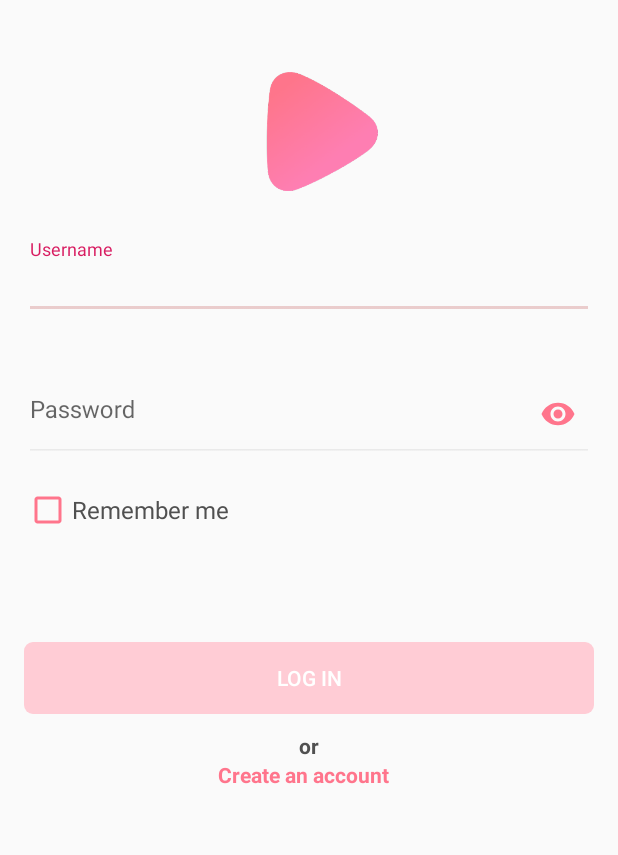
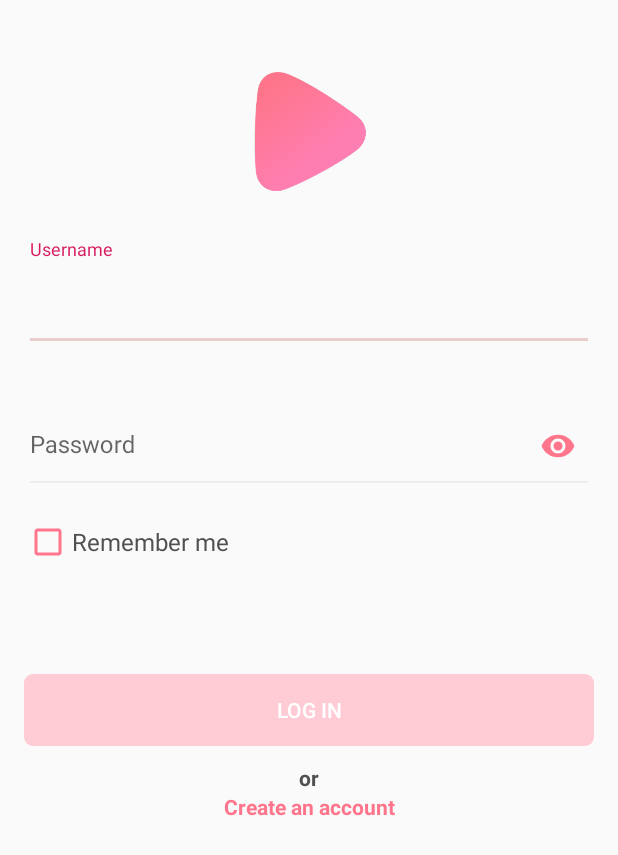
Before and after one commit to pex-1/infinum-academy-android, an Android app: the screen it shows after launch (LoginActivity), after a tap on an icon or button, on a phone screen of 412 x 824 dp. Shown: the top 855 px of the screen. Run offline under Robolectric (Android 15) with nearby library versions, the phone set to English and light mode, and no system bars.

Commit message:
zadaca 9. bez konflikata

```diff
--- a/app/src/main/java/infinum/academy2019/shows_danijel_pecek/data/repository/Repository.kt
+++ b/app/src/main/java/infinum/academy2019/shows_danijel_pecek/data/repository/Repository.kt
@@ -25,7 +25,6 @@ object Repository {
 
 
     private val shows = MutableLiveData<List<ShowModel>>()
-
     fun liveData() : LiveData<List<ShowModel>> = shows
 
     private val episodesProgressBar = MutableLiveData<Boolean>()
@@ -66,7 +65,6 @@ object Repository {
         })
     }
 
-
     fun getShowsFromApi() {
         apiService?.getShows()?.enqueue(object : Callback<ShowResponse> {
 
@@ -103,7 +101,6 @@ object Repository {
 
     fun getShowDetails(id: String) {
         apiService?.getShowDetails(id)?.enqueue(object : Callback<ShowDetailsResponse> {
-
             override fun onResponse(call: Call<ShowDetailsResponse>, response: Response<ShowDetailsResponse>) {
                 if (response.isSuccessful && response.body() != null) {
                     loadingShowDetails = true
--- a/app/src/main/java/infinum/academy2019/shows_danijel_pecek/ui/login/LoginActivity.kt
+++ b/app/src/main/java/infinum/academy2019/shows_danijel_pecek/ui/login/LoginActivity.kt
@@ -8,6 +8,7 @@ import android.os.Bundle
 import android.text.Editable
 import android.text.TextWatcher
 import android.view.View
+import android.widget.EditText
 import android.widget.Toast
 import androidx.lifecycle.Observer
 import androidx.lifecycle.ViewModelProviders
@@ -18,6 +19,7 @@ import infinum.academy2019.shows_danijel_pecek.data.repository.Repository
 import infinum.academy2019.shows_danijel_pecek.ui.FragmentContainerActivity
 import infinum.academy2019.shows_danijel_pecek.ui.register.RegisterActivity
 import infinum.academy2019.shows_danijel_pecek.ui.shared.LoginRegisterViewModel
+import infinum.academy2019.shows_danijel_pecek.ui.shared.onTextChange
 import infinum.academy2019.shows_danijel_pecek.ui.welcome.WelcomeActivity
 import kotlinx.android.synthetic.main.activity_login.*
 import kotlinx.android.synthetic.main.activity_login.usernameInputLayout
@@ -66,23 +68,14 @@ class LoginActivity : AppCompatActivity() {
         usernameEditText.setText(viewModel.loginEmail)
         passwordEditText.setText(viewModel.loginPassword)
 
-        val textWatcher: TextWatcher = object : TextWatcher {
-            override fun afterTextChanged(p0: Editable?) {}
 
-            override fun beforeTextChanged(p0: CharSequence?, p1: Int, p2: Int, p3: Int) {}
+        usernameEditText.onTextChange {
+            textChangeValidation()
+        }
+        passwordEditText.onTextChange {
+            textChangeValidation()
+        }
 
-            override fun onTextChanged(p0: CharSequence?, p1: Int, p2: Int, p3: Int) {
-                with(viewModel){
-                    loginEmail = usernameEditText.text.toString().trim()
-                    loginPassword = passwordEditText.text.toString().trim()
-
-                    logInButton.isEnabled = loginEmail.isNotEmpty() && loginPassword.isNotEmpty() && loginPassword.length > 7 && emailValid(loginEmail)
-                }
-
-            }
-        }
-        usernameEditText.addTextChangedListener(textWatcher)
-        passwordEditText.addTextChangedListener(textWatcher)
 
         registerTextView.setOnClickListener {
             startActivity(RegisterActivity.newInstance(this))
@@ -94,6 +87,19 @@ class LoginActivity : AppCompatActivity() {
         }
     }
 
+    private fun textChangeValidation() {
+        with(viewModel) {
+            loginEmail = usernameEditText.text.toString().trim()
+            loginPassword = passwordEditText.text.toString().trim()
+
+            logInButton.isEnabled =
+                loginEmail.isNotEmpty() && loginPassword.isNotEmpty() && loginPassword.length > 5 && emailValid(
+                    loginEmail
+                )
+        }
+    }
+
+
     fun emailValid(email: String): Boolean {
         if (!android.util.Patterns.EMAIL_ADDRESS.matcher(email).matches()) {
             usernameInputLayout.error = WARNING
--- /dev/null
+++ b/app/src/main/java/infinum/academy2019/shows_danijel_pecek/ui/shared/EditText.kt
@@ -0,0 +1,18 @@
+package infinum.academy2019.shows_danijel_pecek.ui.shared
+
+import android.text.Editable
+import android.text.TextWatcher
+import android.widget.EditText
+
+fun EditText.onTextChange(onTextChange: (String) -> Unit) {
+    addTextChangedListener(object : TextWatcher {
+        override fun afterTextChanged(s: Editable?) {}
+
+        override fun beforeTextChanged(s: CharSequence?, start: Int, count: Int, after: Int) {}
+
+        override fun onTextChanged(s: CharSequence?, start: Int, before: Int, count: Int) {
+            onTextChange(text.toString().trim())
+        }
+
+    })
+}
--- a/app/src/main/java/infinum/academy2019/shows_danijel_pecek/ui/splash/SplashActivity.kt
+++ b/app/src/main/java/infinum/academy2019/shows_danijel_pecek/ui/splash/SplashActivity.kt
@@ -14,13 +14,19 @@ import infinum.academy2019.shows_danijel_pecek.ui.login.LoginActivity.Companion.
 import kotlinx.android.synthetic.main.activity_splash.*
 
 class SplashActivity : AppCompatActivity() {
+    var cancelNavigation = false
+
+    override fun onPause() {
+        super.onPause()
+        cancelNavigation = true
+    }
 
     override fun onCreate(savedInstanceState: Bundle?) {
         super.onCreate(savedInstanceState)
         setContentView(R.layout.activity_splash)
+        cancelNavigation = false
 
         val sharedPreferences = getPreferences(Context.MODE_PRIVATE)
-
 
 
             iconAnimation.doOnLayout {
@@ -36,17 +42,27 @@ class SplashActivity : AppCompatActivity() {
                     .setInterpolator(OvershootInterpolator())
                     .setStartDelay(1300)
                     .setDuration(500)
+                    .withEndAction {
+                        Handler().postDelayed({
+                            if(!cancelNavigation){
+                                if (sharedPreferences.getBoolean(SKIP_LOGIN, false)) {
+                                    startActivity(FragmentContainerActivity.newInstance(this))
+                                    finish()
+                                } else {
+                                    startActivity(LoginActivity.newInstance(this))
+                                }
+                            }
+
+                        }, 2000)
+                    }
                     .start()
             }
 
-        Handler().postDelayed({
-            if (sharedPreferences.getBoolean(SKIP_LOGIN, false)) {
-                startActivity(FragmentContainerActivity.newInstance(this))
-                finish()
-            } else {
-                startActivity(LoginActivity.newInstance(this))
-            }
-        }, 3800)
+    }
+
+    override fun onBackPressed() {
+        super.onBackPressed()
+
     }
 
 
--- /dev/null
+++ b/app/src/main/res/drawable/ic_power.xml
@@ -0,0 +1,5 @@
+<vector android:height="24dp" android:tint="#505050"
+    android:viewportHeight="24.0" android:viewportWidth="24.0"
+    android:width="24dp" xmlns:android="http://schemas.android.com/apk/res/android">
+    <path android:fillColor="#FF000000" android:pathData="M13,3h-2v10h2L13,3zM17.83,5.17l-1.42,1.42C17.99,7.86 19,9.81 19,12c0,3.87 -3.13,7 -7,7s-7,-3.13 -7,-7c0,-2.19 1.01,-4.14 2.58,-5.42L6.17,5.17C4.23,6.82 3,9.26 3,12c0,4.97 4.03,9 9,9s9,-4.03 9,-9c0,-2.74 -1.23,-5.18 -3.17,-6.83z"/>
+</vector>
--- a/app/src/main/res/layout/activity_login.xml
+++ b/app/src/main/res/layout/activity_login.xml
@@ -6,23 +6,24 @@
     android:layout_height="match_parent"
     tools:context=".ui.login.LoginActivity">
 
-    <ProgressBar
+
+    <androidx.cardview.widget.CardView
         android:id="@+id/loginProgressBar"
-        android:layout_width="wrap_content"
-        android:layout_height="wrap_content"
-        android:visibility="gone"
-        app:layout_constraintBottom_toBottomOf="parent"
-        app:layout_constraintLeft_toLeftOf="parent"
-        app:layout_constraintRight_toRightOf="parent"
-        app:layout_constraintTop_toTopOf="parent" />
+        style="@style/cardViewLoading"
+        tools:ignore="MissingConstraints">
+
+        <infinum.academy2019.shows_danijel_pecek.ProgressBarView
+            android:layout_width="@dimen/progress_bar_size"
+            android:layout_height="@dimen/progress_bar_size"
+            android:layout_gravity="center" />
+    </androidx.cardview.widget.CardView>
+
 
     <androidx.appcompat.widget.AppCompatImageView
         android:id="@+id/appCompatImageView"
-        android:layout_width="80dp"
-        android:layout_height="80dp"
-        android:layout_marginStart="148dp"
-        android:layout_marginTop="48dp"
-        android:layout_marginEnd="132dp"
+        android:layout_width="@dimen/logo_size"
+        android:layout_height="@dimen/logo_size"
+        android:layout_marginTop="@dimen/login_logo_margin_top"
         android:src="@drawable/ic_logo_mark"
         app:layout_constraintEnd_toEndOf="parent"
         app:layout_constraintRight_toRightOf="parent"
@@ -34,11 +35,10 @@
         android:id="@+id/usernameInputLayout"
         android:layout_width="match_parent"
         android:layout_height="wrap_content"
-        android:layout_marginStart="16dp"
-        android:layout_marginTop="31dp"
-        android:layout_marginEnd="16dp"
+        android:layout_marginStart="@dimen/spacing_1x"
+        android:layout_marginTop="@dimen/login_user_input_margin_top"
+        android:layout_marginEnd="@dimen/spacing_1x"
         app:errorEnabled="true"
-
         app:errorTextAppearance="@style/warning_style"
         app:layout_constraintEnd_toEndOf="parent"
         app:layout_constraintStart_toStartOf="parent"
@@ -47,9 +47,9 @@
         <com.google.android.material.textfield.TextInputEditText
             android:id="@+id/usernameEditText"
             android:layout_width="match_parent"
-            android:layout_height="wrap_content"
+            android:layout_height="@dimen/text_input_height"
             android:hint="@string/username"
-            android:textSize="16sp"
+            android:textSize="@dimen/text_input_size"
             android:theme="@style/EditTextTheme" />
 
     </com.google.android.material.textfield.TextInputLayout>
@@ -59,8 +59,8 @@
         android:id="@+id/passwordInputLayout"
         android:layout_width="match_parent"
         android:layout_height="wrap_content"
-        android:layout_marginStart="@dimen/text_input_horizontal_margin"
-        android:layout_marginEnd="@dimen/text_input_horizontal_margin"
+        android:layout_marginStart="@dimen/spacing_1x"
+        android:layout_marginEnd="@dimen/spacing_1x"
         android:hint="@string/password"
         app:layout_constraintEnd_toEndOf="parent"
         app:layout_constraintStart_toStartOf="parent"
@@ -72,11 +72,10 @@
         <com.google.android.material.textfield.TextInputEditText
             android:id="@+id/passwordEditText"
             android:layout_width="match_parent"
-            android:layout_height="64dp"
-            android:layout_marginTop="40dp"
+            android:layout_height="@dimen/text_input_height"
+            android:layout_marginTop="@dimen/login_password_input_margin_top"
             android:inputType="textPassword"
-            android:paddingBottom="15dp"
-            android:textSize="16sp"
+            android:textSize="@dimen/text_input_size"
             android:theme="@style/EditTextTheme"
             app:layout_constraintTop_toBottomOf="@+id/usernameEditText" />
 
@@ -84,10 +83,10 @@
             android:id="@+id/rememberMeCheckBox"
             android:layout_width="wrap_content"
             android:layout_height="wrap_content"
-            android:layout_marginTop="16dp"
+            android:layout_marginTop="@dimen/login_checkbox_margin_top"
             android:text="@string/remember_me"
             android:textColor="@color/subtitle_text"
-            android:textSize="16sp"
+            android:textSize="@dimen/login_check_box_text_size"
             app:buttonTint="@color/main_color"
             app:layout_constraintStart_toStartOf="@+id/passwordInputLayout"
             app:layout_constraintTop_toBottomOf="@+id/passwordInputLayout" />
@@ -96,8 +95,8 @@
 
 
     <Button
+        android:id="@+id/logInButton"
         style="@style/CustomButton"
-        android:id="@+id/logInButton"
         android:layout_marginTop="72dp"
         android:enabled="false"
         android:text="@string/log_in"
@@ -109,10 +108,10 @@
         android:id="@+id/orTextView"
         android:layout_width="wrap_content"
         android:layout_height="wrap_content"
-        android:layout_marginTop="11dp"
+        android:layout_marginTop="@dimen/login_or_margin_top"
         android:text="@string/or"
         android:textColor="@color/subtitle_text"
-        android:textSize="14sp"
+        android:textSize="@dimen/login_create_account_text_size"
         android:textStyle="bold"
         app:layout_constraintLeft_toLeftOf="parent"
         app:layout_constraintRight_toRightOf="parent"
@@ -122,10 +121,11 @@
         android:id="@+id/registerTextView"
         android:layout_width="wrap_content"
         android:layout_height="wrap_content"
-        android:layout_marginEnd="8dp"
+        android:layout_marginEnd="@dimen/spacing_1x"
+        android:layout_marginStart="@dimen/spacing_1x"
         android:text="@string/create_an_account"
         android:textColor="@color/main_color"
-        android:textSize="14sp"
+        android:textSize="@dimen/login_create_account_text_size"
         android:textStyle="bold"
         app:layout_constraintEnd_toEndOf="parent"
         app:layout_constraintStart_toStartOf="parent"
--- a/app/src/main/res/layout/activity_splash.xml
+++ b/app/src/main/res/layout/activity_splash.xml
@@ -9,8 +9,8 @@
     <ImageView
         android:contentDescription="@string/splash_image_description"
         android:id="@+id/iconAnimation"
-        android:layout_width="80dp"
-        android:layout_height="80dp"
+        android:layout_width="@dimen/logo_size"
+        android:layout_height="@dimen/logo_size"
         android:layout_marginBottom="100dp"
         android:translationY="-500dp"
         android:src="@drawable/ic_logo_mark"
--- a/app/src/main/res/values/dimens.xml
+++ b/app/src/main/res/values/dimens.xml
@@ -1,6 +1,5 @@
 <?xml version="1.0" encoding="utf-8"?>
 <resources>
-    <dimen name="text_input_horizontal_margin">16dp</dimen>
     <dimen name="button_margin_horizontal">16dp</dimen>
     <dimen name="app_bar_height">336dp</dimen>
     <dimen name="fab_margin">16dp</dimen>
@@ -8,10 +7,27 @@
 
 
     <!--ProgressBar-->
-    <dimen name="default_thickness">5dp</dimen>
-    <dimen name="default_inner_padding">18dp</dimen>
+    <dimen name="default_thickness">3dp</dimen>
+    <dimen name="default_inner_padding">15dp</dimen>
+    <dimen name="progress_bar_size">60dp</dimen>
 
     <integer name="default_anim_duration">3000</integer>
     <integer name="default_anim_step">3</integer>
     <integer name="default_start_angle">-90</integer>
+
+    <!--General-->
+    <dimen name="spacing_1x">16dp</dimen>
+    <dimen name="text_input_height">64dp</dimen>
+    <dimen name="text_input_size">16sp</dimen>
+
+    <!--Login Activity-->
+    <dimen name="logo_size">80dp</dimen>
+    <dimen name="login_check_box_text_size">16sp</dimen>
+    <dimen name="login_logo_margin_top">48dp</dimen>
+    <dimen name="login_user_input_margin_top">31dp</dimen>
+    <dimen name="login_password_input_margin_top">40dp</dimen>
+    <dimen name="login_checkbox_margin_top">16dp</dimen>
+    <dimen name="login_or_margin_top">11dp</dimen>
+    <dimen name="login_create_account_text_size">14sp</dimen>
+
 </resources>
--- a/app/src/main/res/values/styles.xml
+++ b/app/src/main/res/values/styles.xml
@@ -38,4 +38,20 @@
         <item name="android:layout_marginEnd">@dimen/button_margin_horizontal</item>
     </style>
 
+    <style name="CustomEditText">
+
+    </style>
+
+    <style name="cardViewLoading">
+        <item name="android:visibility">gone</item>
+        <item name="android:layout_width">80dp</item>
+        <item name="android:layout_height">80dp</item>
+        <item name="cardCornerRadius">40dp</item>
+        <item name="cardElevation">4dp</item>
+        <item name="layout_constraintBottom_toBottomOf">parent</item>
+        <item name="layout_constraintLeft_toLeftOf">parent</item>
+        <item name="layout_constraintRight_toRightOf">parent</item>
+        <item name="layout_constraintTop_toTopOf">parent</item>
+    </style>
+
 </resources>
```
Also changed, not shown: app/src/main/java/infinum/academy2019/shows_danijel_pecek/ui/fragment/AddEpisodeFragment.kt (+15 -15 lines), app/src/main/java/infinum/academy2019/shows_danijel_pecek/ui/register/RegisterActivity.kt (+21 -20 lines), app/src/main/java/infinum/academy2019/shows_danijel_pecek/ui/welcome/WelcomeActivity.kt (+12 -4 lines), app/src/main/res/layout/activity_details.xml (deleted, +0 -46 lines), app/src/main/res/layout/activity_register.xml (+20 -19 lines), app/src/main/res/layout/fragment_add_episode.xml (+11 -11 lines), app/src/main/res/layout/fragment_episodes.xml (+12 -10 lines), app/src/main/res/layout/fragment_shows.xml (+10 -9 lines), app/src/main/res/menu/menu_main.xml (+5 -2 lines).
